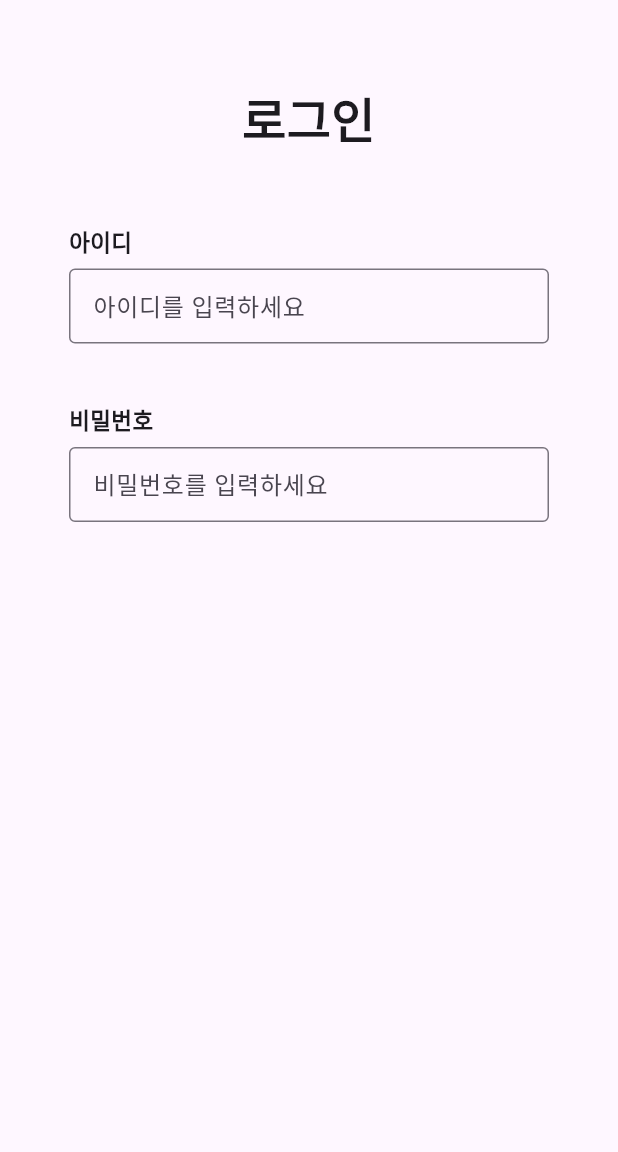
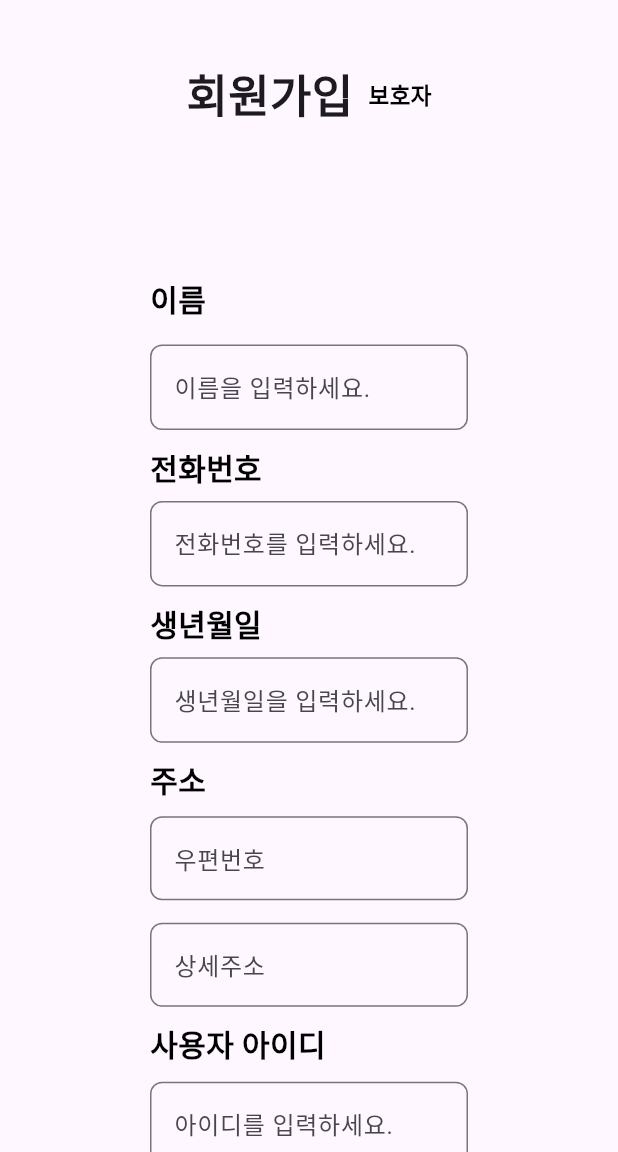
Before and after one commit to daegwan00/silver-watch-app, a Flutter app: the screen it shows after launch, on a phone screen of 412 x 824 dp, the part 84-1236 px from its top. Run offline on Flutter 3.47's test engine with Material 3 defaults, Android fonts, the light colour scheme and no system bars.

Commit message:
feat/회원가입 보호자, 사용자 추가 이전 페이지들 버튼 추가

```diff
--- a/lib/main.dart
+++ b/lib/main.dart
@@ -1,11 +1,17 @@
 import 'package:flutter/material.dart';
-import 'package:fluttercap/custom_appbar.dart';
+//import 'package:fluttercap/custom_appbar.dart';
 import 'package:fluttercap/homepage.dart';
 import 'package:fluttercap/loginpage.dart';
 
+import 'package:fluttercap/signuser.dart';
+import 'package:fluttercap/signuppage.dart';
+import 'package:fluttercap/signfamily.dart';
+
 void main() {
-  runApp(MyApp()); //앱 시작
+  runApp(familysign()); //앱 시작
 }
+
+
 class MyApp extends StatelessWidget {
   const MyApp({super.key});
 
@@ -13,7 +19,7 @@ class MyApp extends StatelessWidget {
   Widget build(BuildContext context) {
     return MaterialApp(
       debugShowCheckedModeBanner: false,
-      home: Loginpage()
+      home: LoginPage()
     );
 
   }
--- /dev/null
+++ b/lib/signfamily.dart
@@ -0,0 +1,215 @@
+import 'package:flutter/material.dart';
+import 'package:fluttercap/custom_appbar.dart';
+
+class familysign extends StatelessWidget {
+  const familysign({super.key});
+
+  @override
+  Widget build(BuildContext context) {
+    var screenHeight = MediaQuery.of(context).size.height; // 화면 높이를 얻습니다.
+
+    return MaterialApp(
+      home: Scaffold(
+        appBar: CustomAppBar(
+          title: 'Silver Watch',
+        ),
+        body: SingleChildScrollView(
+          child: ConstrainedBox(
+            constraints: BoxConstraints(
+              minHeight: screenHeight,
+            ),
+            child: IntrinsicHeight(
+              child: Column(
+                crossAxisAlignment: CrossAxisAlignment.start,
+                children: <Widget>[
+                  SizedBox(height: screenHeight * 0.05),
+
+                  Center(
+                    child: Row(
+                      mainAxisSize: MainAxisSize.min, // 중앙 정렬을 위해 Row의 크기를 최소로 설정
+                      children: [
+                        Text(
+                          '회원가입',
+                          style: TextStyle(
+                            fontSize: 30.0,
+                            fontWeight: FontWeight.w900,
+                          ),
+                        ),
+                        SizedBox(width: 10), // 회원가입과 보호자 사이 간격
+                        Text(
+                          '보호자',
+                          style: TextStyle(
+                            fontSize: 15.0,
+                            fontWeight: FontWeight.bold,
+                            color: Colors.black
+                          ),
+                        ),
+                      ],
+                    ),
+                  ),
+                  SizedBox(height: 100,),
+                  Padding(
+                    padding: EdgeInsets.symmetric(horizontal: 100.0), // 가로 여백 추가
+                    child: Text(
+                      '이름',
+                      style: TextStyle(
+                        fontSize: 20.0,
+                        fontWeight: FontWeight.bold,
+                        color: Colors.black
+                      ),
+                    ),
+                  ),
+
+                  SizedBox(height: screenHeight * 0.02),
+                  Padding(
+                    padding: EdgeInsets.symmetric(horizontal: 100.0),
+                    child: TextField(
+                      decoration: InputDecoration(
+                        hintText: '이름을 입력하세요.',
+                        border: OutlineInputBorder(
+                          borderRadius: BorderRadius.circular(8.0)
+                        ),
+                      ),
+                    ),
+                  ),
+                  SizedBox(height: 10,),
+                  Padding(
+                    padding: EdgeInsets.symmetric(horizontal: 100.0), // 가로 여백 추가
+                    child: Text(
+                      '전화번호',
+                      style: TextStyle(
+                        fontSize: 20.0,
+                        fontWeight: FontWeight.bold,
+                        color: Colors.black
+                      ),
+                    ),
+                  ),
+
+                  SizedBox(height: screenHeight * 0.01),
+                  Padding(
+                    padding: EdgeInsets.symmetric(horizontal: 100.0),
+                    child: TextField(
+                      decoration: InputDecoration(
+                        hintText: '전화번호를 입력하세요.',
+                        border: OutlineInputBorder(
+                          borderRadius: BorderRadius.circular(8.0)
+                        ),
+                      ),
+                    ),
+                  ),
+                  SizedBox(height: 10,),
+                   Padding(
+                    padding: EdgeInsets.symmetric(horizontal: 100.0), // 가로 여백 추가
+                    child: Text(
+                      '생년월일',
+                      style: TextStyle(
+                        fontSize: 20.0,
+                        fontWeight: FontWeight.bold,
+                        color: Colors.black
+                      ),
+                    ),
+                  ),
+                  SizedBox(height: screenHeight * 0.01),
+                  Padding(
+                    padding: EdgeInsets.symmetric(horizontal: 100.0),
+                    child: TextField(
+                      decoration: InputDecoration(
+                        hintText: '생년월일을 입력하세요.',
+                        border: OutlineInputBorder(
+                          borderRadius: BorderRadius.circular(8.0)
+                        ),
+                      ),
+                    ),
+                  ),
+                  SizedBox(height: 10,),
+                   Padding(
+                    padding: EdgeInsets.symmetric(horizontal: 100.0), // 가로 여백 추가
+                    child: Text(
+                      '주소',
+                      style: TextStyle(
+                        fontSize: 20.0,
+                        fontWeight: FontWeight.bold,
+                        color: Colors.black
+                      ),
+                    ),
+                  ),
+                  SizedBox(height: 10),
+                  Padding(
+                    padding: EdgeInsets.symmetric(horizontal: 100.0),
+                    child: TextField(
+                      decoration: InputDecoration(
+                        hintText: '우편번호',
+                        border: OutlineInputBorder(
+                          borderRadius: BorderRadius.circular(8.0)
+                        ),
+                      ),
+                    ),
+                  ),
+
+                  SizedBox(height: 15,),
+                  Padding(
+                    padding: EdgeInsets.symmetric(horizontal: 100.0),
+                    child: TextField(
+                      decoration: InputDecoration(
+                        hintText: '상세주소',
+                        border: OutlineInputBorder(
+                          borderRadius: BorderRadius.circular(8.0)
+                        ),
+                      ),
+                    ),
+                  ),
+                  SizedBox(height: 10,),
+                   Padding(
+                    padding: EdgeInsets.symmetric(horizontal: 100.0), // 가로 여백 추가
+                    child: Text(
+                      '사용자 아이디',
+                      style: TextStyle(
+                        fontSize: 20.0,
+                        fontWeight: FontWeight.bold,
+                        color: Colors.black
+                      ),
+                    ),
+                  ),
+                  SizedBox(height: 10,),
+                   Padding(
+                    padding: EdgeInsets.symmetric(horizontal: 100.0),
+                    child: TextField(
+                      decoration: InputDecoration(
+                        hintText: '아이디를 입력하세요.',
+                        border: OutlineInputBorder(
+                          borderRadius: BorderRadius.circular(8.0)
+                        ),
+                      ),
+                    ),
+                  ),
+
+
+                  SizedBox(height: 50),
+                  Center(
+                    child: SizedBox(
+                      width: 150,
+                      height: 50,
+                      child: ElevatedButton(
+                        onPressed: () {
+                          // 저장 버튼 클릭 시 실행할 코드
+                        },
+                        style: ElevatedButton.styleFrom(
+                          backgroundColor: Color(0xeeeeee),
+                          foregroundColor: Colors.black,
+                          shape: RoundedRectangleBorder(
+                            borderRadius: BorderRadius.circular(8.0),
+                          ),
+                        ),
+                        child: Text('저장'),
+                      ),
+                    ),
+                  ),
+                ],
+              ),
+            ),
+          ),
+        ),
+      ),
+    );
+  }
+}
```
Also changed, not shown: lib/loginpage.dart (+67 -28 lines), lib/signuppage.dart (+84 -30 lines), lib/signuser.dart (added, +215 -0 lines), lib/homepage.dart (line endings or trailing spaces).
